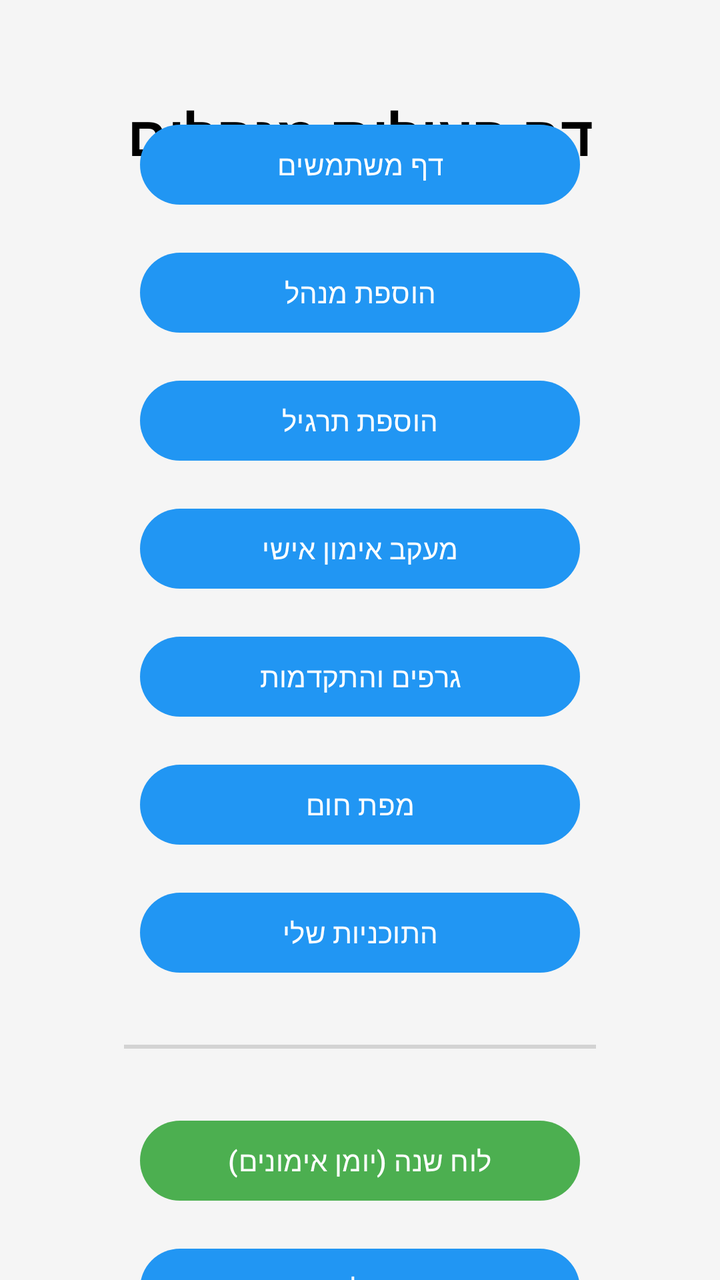
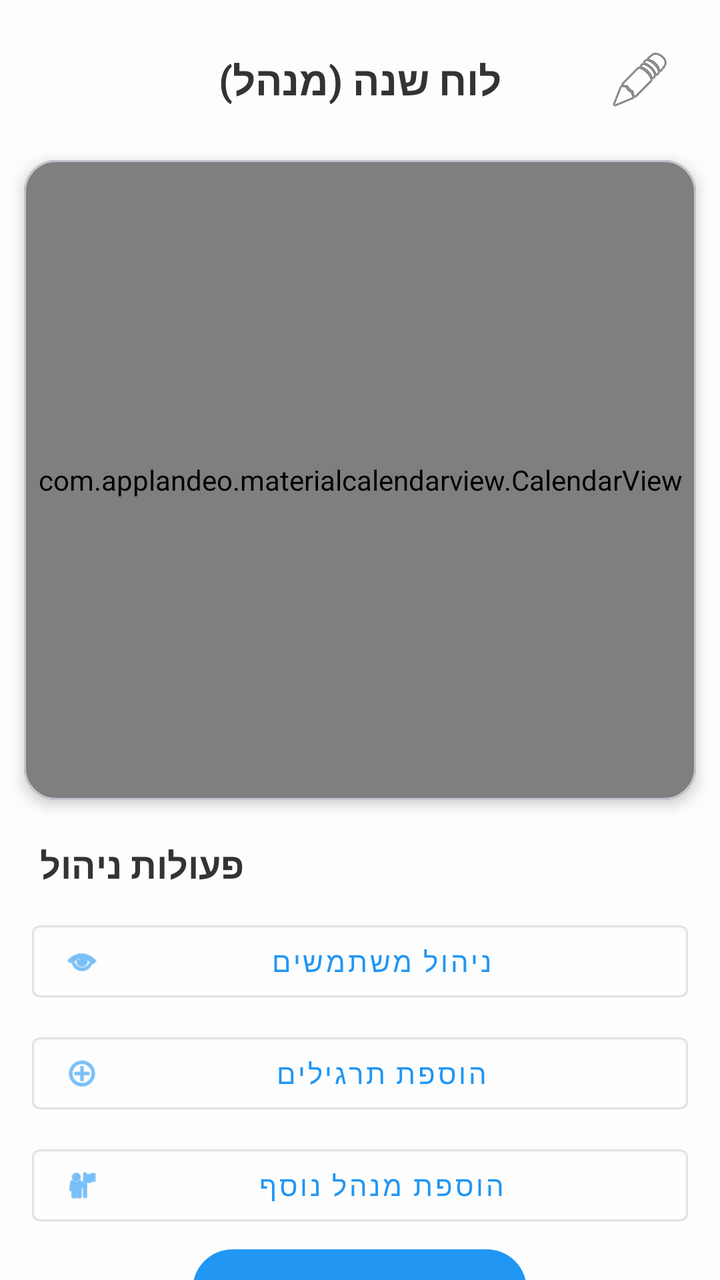

Before-and-after screenshots of an Android layout around one commit, followed by the original layout XML and the change that was made.
<!-- AndroidManifest.xml: application theme Theme.Gym_calender10 -->
<!-- res/layout/activity_admin_page.xml -->
<?xml version="1.0" encoding="utf-8"?>
<androidx.constraintlayout.widget.ConstraintLayout xmlns:android="http://schemas.android.com/apk/res/android"
    xmlns:app="http://schemas.android.com/apk/res-auto"
    xmlns:tools="http://schemas.android.com/tools"
    android:id="@+id/main"
    android:layout_width="match_parent"
    android:layout_height="match_parent"
    android:background="#F5F5F5"
    tools:context=".AdminPage">

    <TextView
        android:id="@+id/title"
        android:layout_width="wrap_content"
        android:layout_height="wrap_content"
        android:layout_marginTop="48dp"
        android:text="דף פעולות מנהלים"
        android:textSize="28sp"
        android:textStyle="bold"
        app:layout_constraintEnd_toEndOf="parent"
        app:layout_constraintStart_toStartOf="parent"
        app:layout_constraintTop_toTopOf="parent" />

    <LinearLayout
        android:layout_width="wrap_content"
        android:layout_height="wrap_content"
        android:orientation="vertical"
        android:gravity="center_horizontal"
        app:layout_constraintBottom_toBottomOf="parent"
        app:layout_constraintEnd_toEndOf="parent"
        app:layout_constraintStart_toStartOf="parent"
        app:layout_constraintTop_toBottomOf="@id/title">

        <Button
            android:id="@+id/btnGoUsersList"
            android:layout_width="220dp"
            android:layout_height="wrap_content"
            android:layout_margin="8dp"
            android:text="דף משתמשים" />

        <Button
            android:id="@+id/btnGoAddAdmin"
            android:layout_width="220dp"
            android:layout_height="wrap_content"
            android:layout_margin="8dp"
            android:text="הוספת מנהל" />

        <Button
            android:id="@+id/btnGoAddExercise"
            android:layout_width="220dp"
            android:layout_height="wrap_content"
            android:layout_margin="8dp"
            android:text="הוספת תרגיל" />
            
        <Button
            android:id="@+id/btnAdminTrackWorkout"
            android:layout_width="220dp"
            android:layout_height="wrap_content"
            android:layout_margin="8dp"
            android:text="מעקב אימון אישי" />

        <Button
            android:id="@+id/btnAdminAnalytics"
            android:layout_width="220dp"
            android:layout_height="wrap_content"
            android:layout_margin="8dp"
            android:text="גרפים והתקדמות" />

        <Button
            android:id="@+id/btnAdminHeatmap"
            android:layout_width="220dp"
            android:layout_height="wrap_content"
            android:layout_margin="8dp"
            android:text="מפת חום" />

        <Button
            android:id="@+id/btnAdminMyPlans"
            android:layout_width="220dp"
            android:layout_height="wrap_content"
            android:layout_margin="8dp"
            android:text="התוכניות שלי" />

        <View
            android:layout_width="match_parent"
            android:layout_height="2dp"
            android:layout_marginVertical="24dp"
            android:background="#D3D3D3"/>



        <Button
            android:id="@+id/btnGoCalendar"
            android:layout_width="220dp"
            android:layout_height="wrap_content"
            android:layout_margin="8dp"
            android:text="לוח שנה (יומן אימונים)"
            app:backgroundTint="#4CAF50" />

        <Button
        android:id="@+id/btnGoProfile"
        android:layout_width="220dp"
        android:layout_height="wrap_content"
        android:layout_margin="8dp"
        android:text="פרופיל אישי"
        app:backgroundTint="#2196F3" /> </LinearLayout>

</androidx.constraintlayout.widget.ConstraintLayout>
<!-- resources referenced by this layout -->
<resources>
  <style name="Theme.Gym_calender10" parent="Theme.Material3.Light.NoActionBar">
          <item name="android:colorBackground">#FFFFFF</item>
          <item name="android:textColor">#000000</item>
          <item name="colorPrimary">#2196F3</item>
          <item name="colorPrimaryDark">#1976D2</item>
          <item name="colorAccent">#03A9F4</item>
          <item name="bottomSheetDialogTheme">@style/AppBottomSheetDialogTheme</item>
      </style>
  <style name="AppBottomSheetDialogTheme" parent="Theme.Design.Light.BottomSheetDialog">
          <item name="bottomSheetStyle">@style/AppBottomSheetStyle</item>
      </style>
  <style name="AppBottomSheetStyle" parent="Widget.Design.BottomSheet.Modal">
          <item name="android:background">@android:color/transparent</item>
      </style>
</resources>

<!-- the commit's change to res/layout/activity_admin_page.xml (unified diff, before → after) -->
@@ -1,106 +1,121 @@
 <?xml version="1.0" encoding="utf-8"?>
-<androidx.constraintlayout.widget.ConstraintLayout xmlns:android="http://schemas.android.com/apk/res/android"
+<androidx.coordinatorlayout.widget.CoordinatorLayout xmlns:android="http://schemas.android.com/apk/res/android"
     xmlns:app="http://schemas.android.com/apk/res-auto"
     xmlns:tools="http://schemas.android.com/tools"
-    android:id="@+id/main"
     android:layout_width="match_parent"
     android:layout_height="match_parent"
-    android:background="#F5F5F5"
+    android:background="#FDFDFD"
     tools:context=".AdminPage">
 
-    <TextView
-        android:id="@+id/title"
-        android:layout_width="wrap_content"
-        android:layout_height="wrap_content"
-        android:layout_marginTop="48dp"
-        android:text="דף פעולות מנהלים"
-        android:textSize="28sp"
-        android:textStyle="bold"
-        app:layout_constraintEnd_toEndOf="parent"
-        app:layout_constraintStart_toStartOf="parent"
-        app:layout_constraintTop_toTopOf="parent" />
+    <LinearLayout
+        android:layout_width="match_parent"
+        android:layout_height="match_parent"
+        android:orientation="vertical">
 
-    <LinearLayout
-        android:layout_width="wrap_content"
-        android:layout_height="wrap_content"
-        android:orientation="vertical"
-        android:gravity="center_horizontal"
-        app:layout_constraintBottom_toBottomOf="parent"
-        app:layout_constraintEnd_toEndOf="parent"
-        app:layout_constraintStart_toStartOf="parent"
-        app:layout_constraintTop_toBottomOf="@id/title">
+        
+        <FrameLayout
+            android:layout_width="match_parent"
+            android:layout_height="wrap_content"
+            android:padding="16dp">
+            
+            <TextView
+                android:layout_width="wrap_content"
+                android:layout_height="wrap_content"
+                android:layout_gravity="center"
+                android:text="לוח שנה (מנהל)"
+                android:textColor="#333333"
+                android:textSize="20sp"
+                android:textStyle="bold" />
 
-        <Button
-            android:id="@+id/btnGoUsersList"
-            android:layout_width="220dp"
+            <ImageButton
+                android:id="@+id/btnEditProfile"
+                android:layout_width="48dp"
+                android:layout_height="48dp"
+                android:layout_gravity="end|center_vertical"
+                android:background="?attr/selectableItemBackgroundBorderless"
+                android:src="@android:drawable/ic_menu_edit"
+                android:contentDescription="ערוך פרופיל" />
+        </FrameLayout>
+
+        <com.google.android.material.card.MaterialCardView
+            android:layout_width="match_parent"
             android:layout_height="wrap_content"
-            android:layout_margin="8dp"
-            android:text="דף משתמשים" />
+            android:layout_marginHorizontal="12dp"
+            android:layout_marginBottom="12dp"
+            app:cardCornerRadius="16dp"
+            app:cardElevation="4dp">
 
-        <Button
-            android:id="@+id/btnGoAddAdmin"
-            android:layout_width="220dp"
+            <com.applandeo.materialcalendarview.CalendarView
+                android:id="@+id/calendarView"
+                android:layout_width="match_parent"
+                android:layout_height="320dp"
+                app:headerColor="#2196F3"
+                app:selectionColor="#2196F3"
+                app:type="one_day_picker" />
+        </com.google.android.material.card.MaterialCardView>
+
+        <TextView
+            android:layout_width="wrap_content"
             android:layout_height="wrap_content"
-            android:layout_margin="8dp"
-            android:text="הוספת מנהל" />
+            android:layout_marginHorizontal="20dp"
+            android:layout_marginTop="8dp"
+            android:layout_marginBottom="8dp"
+            android:text="פעולות ניהול"
+            android:textColor="#333333"
+            android:textSize="18sp"
+            android:textStyle="bold" />
 
-        <Button
-            android:id="@+id/btnGoAddExercise"
-            android:layout_width="220dp"
+        <LinearLayout
+            android:layout_width="match_parent"
             android:layout_height="wrap_content"
-            android:layout_margin="8dp"
-            android:text="הוספת תרגיל" />
-            
-        <Button
-            android:id="@+id/btnAdminTrackWorkout"
-            android:layout_width="220dp"
-            android:layout_height="wrap_content"
-            android:layout_margin="8dp"
-            android:text="מעקב אימון אישי" />
+            android:orientation="vertical"
+            android:paddingHorizontal="16dp">
 
-        <Button
-            android:id="@+id/btnAdminAnalytics"
-            android:layout_width="220dp"
-            android:layout_height="wrap_content"
-            android:layout_margin="8dp"
-            android:text="גרפים והתקדמות" />
+            <com.google.android.material.button.MaterialButton
+                android:id="@+id/btnGoUsersList"
+                style="@style/Widget.MaterialComponents.Button.OutlinedButton"
+                android:layout_width="match_parent"
+                android:layout_height="wrap_content"
+                android:layout_marginVertical="4dp"
+                android:text="ניהול משתמשים"
+                app:icon="@android:drawable/ic_menu_view" />
 
-        <Button
-            android:id="@+id/btnAdminHeatmap"
-            android:layout_width="220dp"
-            android:layout_height="wrap_content"
-            android:layout_margin="8dp"
-            android:text="מפת חום" />
+            <com.google.android.material.button.MaterialButton
+                android:id="@+id/btnGoAddExercise"
+                style="@style/Widget.MaterialComponents.Button.OutlinedButton"
+                android:layout_width="match_parent"
+                android:layout_height="wrap_content"
+                android:layout_marginVertical="4dp"
+                android:text="הוספת תרגילים"
+                app:icon="@android:drawable/ic_menu_add" />
 
-        <Button
-            android:id="@+id/btnAdminMyPlans"
-            android:layout_width="220dp"
-            android:layout_height="wrap_content"
-            android:layout_margin="8dp"
-            android:text="התוכניות שלי" />
+            <com.google.android.material.button.MaterialButton
+                android:id="@+id/btnGoAddAdmin"
+                style="@style/Widget.MaterialComponents.Button.OutlinedButton"
+                android:layout_width="match_parent"
+                android:layout_height="wrap_content"
+                android:layout_marginVertical="4dp"
+                android:text="הוספת מנהל נוסף"
+                app:icon="@android:drawable/ic_menu_myplaces" />
+
+        </LinearLayout>
 
         <View
             android:layout_width="match_parent"
-            android:layout_height="2dp"
-            android:layout_marginVertical="24dp"
-            android:background="#D3D3D3"/>
+            android:layout_height="0dp"
+            android:layout_weight="1" />
 
+        <com.google.android.material.button.MaterialButton
+            android:id="@+id/btn_go_dashboard"
+            android:layout_width="wrap_content"
+            android:layout_height="wrap_content"
+            android:layout_gravity="center_horizontal"
+            android:layout_marginBottom="24dp"
+            android:text="מרכז אימונים"
+            android:paddingHorizontal="32dp"
+            app:cornerRadius="24dp"
+            app:icon="@drawable/ic_launcher_foreground" />
 
+    </LinearLayout>
 
-        <Button
-            android:id="@+id/btnGoCalendar"
-            android:layout_width="220dp"
-            android:layout_height="wrap_content"
-            android:layout_margin="8dp"
-            android:text="לוח שנה (יומן אימונים)"
-            app:backgroundTint="#4CAF50" />
-
-        <Button
-        android:id="@+id/btnGoProfile"
-        android:layout_width="220dp"
-        android:layout_height="wrap_content"
-        android:layout_margin="8dp"
-        android:text="פרופיל אישי"
-        app:backgroundTint="#2196F3" /> </LinearLayout>
-
-</androidx.constraintlayout.widget.ConstraintLayout>
+</androidx.coordinatorlayout.widget.CoordinatorLayout>
<!-- resource entries referenced after the edit -->
@@ -1,5 +1,36 @@
 <!-- resources referenced by this layout -->
 <resources>
+  <!-- drawable ic_launcher_foreground (drawable) -->
+  <vector xmlns:android="http://schemas.android.com/apk/res/android"
+      xmlns:aapt="http://schemas.android.com/aapt"
+      android:width="108dp"
+      android:height="108dp"
+      android:viewportWidth="108"
+      android:viewportHeight="108">
+      <path android:pathData="M31,63.928c0,0 6.4,-11 12.1,-13.1c7.2,-2.6 26,-1.4 26,-1.4l38.1,38.1L107,108.928l-32,-1L31,63.928z">
+          <aapt:attr name="android:fillColor">
+              <gradient
+                  android:endX="85.84757"
+                  android:endY="92.4963"
+                  android:startX="42.9492"
+                  android:startY="49.59793"
+                  android:type="linear">
+                  <item
+                      android:color="#44000000"
+                      android:offset="0.0" />
+                  <item
+                      android:color="#00000000"
+                      android:offset="1.0" />
+              </gradient>
+          </aapt:attr>
+      </path>
+      <path
+          android:fillColor="#FFFFFF"
+          android:fillType="nonZero"
+          android:pathData="M65.3,45.828l3.8,-6.6c0.2,-0.4 0.1,-0.9 -0.3,-1.1c-0.4,-0.2 -0.9,-0.1 -1.1,0.3l-3.9,6.7c-6.3,-2.8 -13.4,-2.8 -19.7,0l-3.9,-6.7c-0.2,-0.4 -0.7,-0.5 -1.1,-0.3C38.8,38.328 38.7,38.828 38.9,39.228l3.8,6.6C36.2,49.428 31.7,56.028 31,63.928h46C76.3,56.028 71.8,49.428 65.3,45.828zM43.4,57.328c-0.8,0 -1.5,-0.5 -1.8,-1.2c-0.3,-0.7 -0.1,-1.5 0.4,-2.1c0.5,-0.5 1.4,-0.7 2.1,-0.4c0.7,0.3 1.2,1 1.2,1.8C45.3,56.528 44.5,57.328 43.4,57.328L43.4,57.328zM64.6,57.328c-0.8,0 -1.5,-0.5 -1.8,-1.2s-0.1,-1.5 0.4,-2.1c0.5,-0.5 1.4,-0.7 2.1,-0.4c0.7,0.3 1.2,1 1.2,1.8C66.5,56.528 65.6,57.328 64.6,57.328L64.6,57.328z"
+          android:strokeWidth="1"
+          android:strokeColor="#00000000" />
+  </vector>
   <style name="Theme.Gym_calender10" parent="Theme.Material3.Light.NoActionBar">
           <item name="android:colorBackground">#FFFFFF</item>
           <item name="android:textColor">#000000</item>
